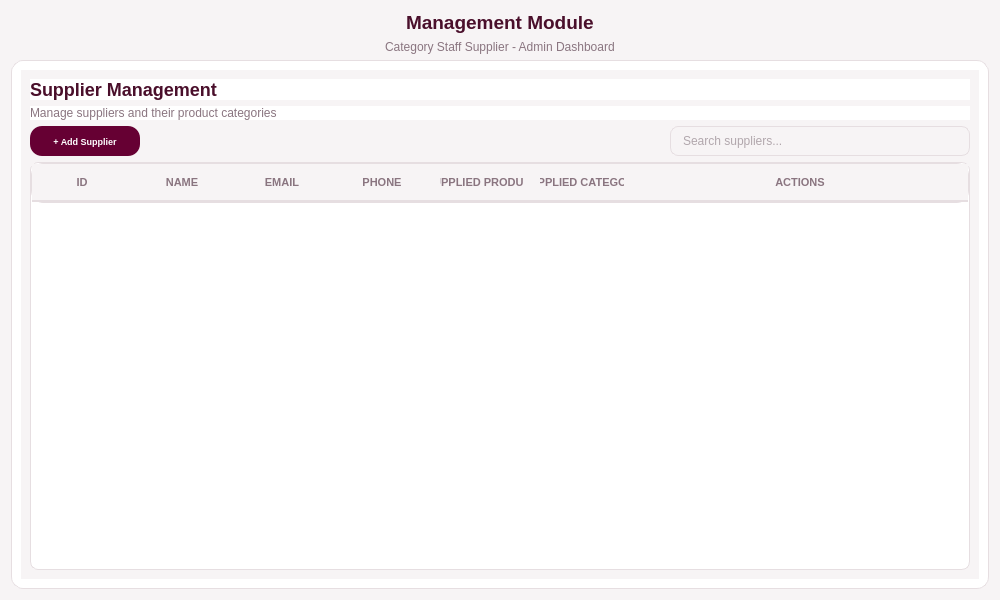
Above: ui/supplier.ui from kriitikat/Sajilo-Bazarr before the change. Below: the same form after it.
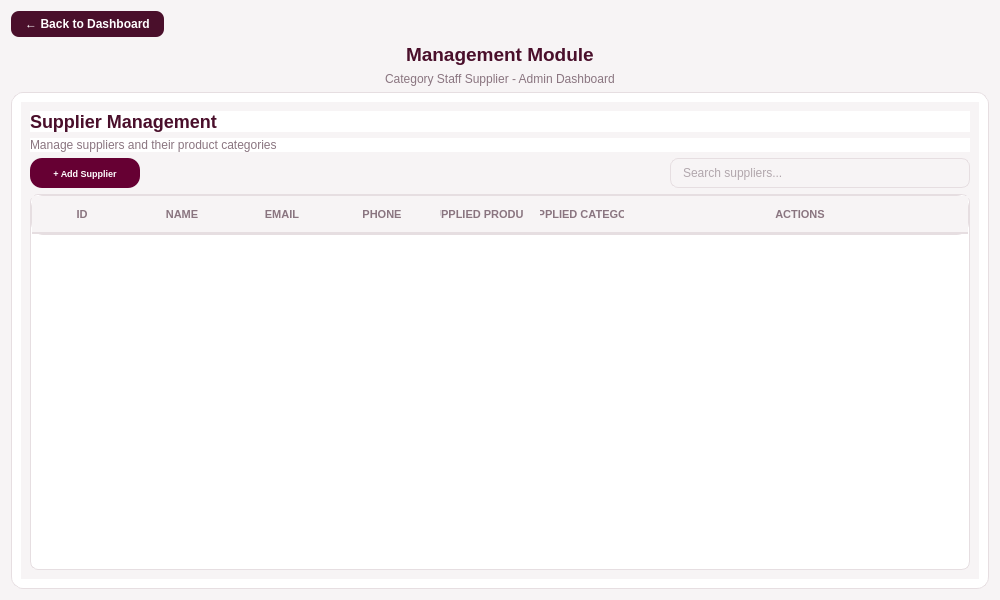
That is the form after the change.

Commit message: Made baseclass for back to dashboard feature to all pages in admindashboard

```diff
--- a/ui/supplier.ui
+++ b/ui/supplier.ui
@@ -36,6 +36,36 @@
 }</string>
   </property>
   <layout class="QVBoxLayout" name="verticalLayout_main">
+   <item>
+    <layout class="QHBoxLayout" name="topBarLayout">
+     <item>
+      <widget class="QPushButton" name="btnBackToDashboard">
+       <property name="cursor">
+        <cursorShape>PointingHandCursor</cursorShape>
+       </property>
+       <property name="styleSheet">
+        <string notr="true">QPushButton { background-color: #4A0F2B; color: #FFFFFF; border: none; border-radius: 8px; padding: 6px 14px; font-size: 12px; font-weight: bold; } QPushButton:hover { background-color: #660033; }</string>
+       </property>
+       <property name="text">
+        <string>← Back to Dashboard</string>
+       </property>
+      </widget>
+     </item>
+     <item>
+      <spacer name="topBarSpacer">
+       <property name="orientation">
+        <enum>Qt::Orientation::Horizontal</enum>
+       </property>
+       <property name="sizeHint" stdset="0">
+        <size>
+         <width>40</width>
+         <height>20</height>
+        </size>
+       </property>
+      </spacer>
+     </item>
+    </layout>
+   </item>
    <item alignment="Qt::AlignmentFlag::AlignHCenter">
     <widget class="QLabel" name="ManagementModuletitle">
      <property name="minimumSize">
```
The commit also changes 17 other files.
